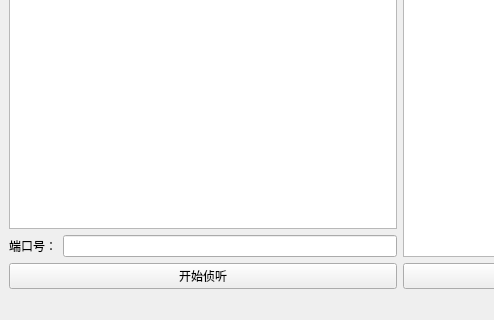
Old version of the form mainwindow.ui in the repository ztmail723/ComputerNetworkProject-Server; both pictures show x 0 to 494 and y 280 to 600 of the 800 by 600 pixel window.
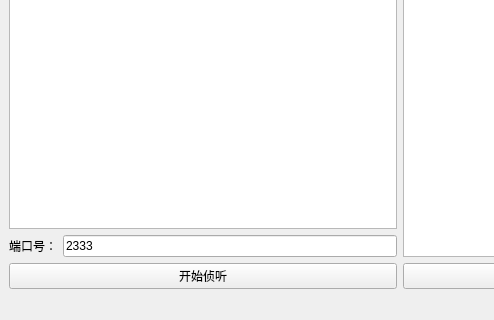
New version of the form.

Patch:
```diff
--- a/mainwindow.ui
+++ b/mainwindow.ui
@@ -27,7 +27,7 @@
       <item row="2" column="1">
        <widget class="QLineEdit" name="portLineEdit">
         <property name="text">
-         <string/>
+         <string>2333</string>
         </property>
        </widget>
       </item>
```
